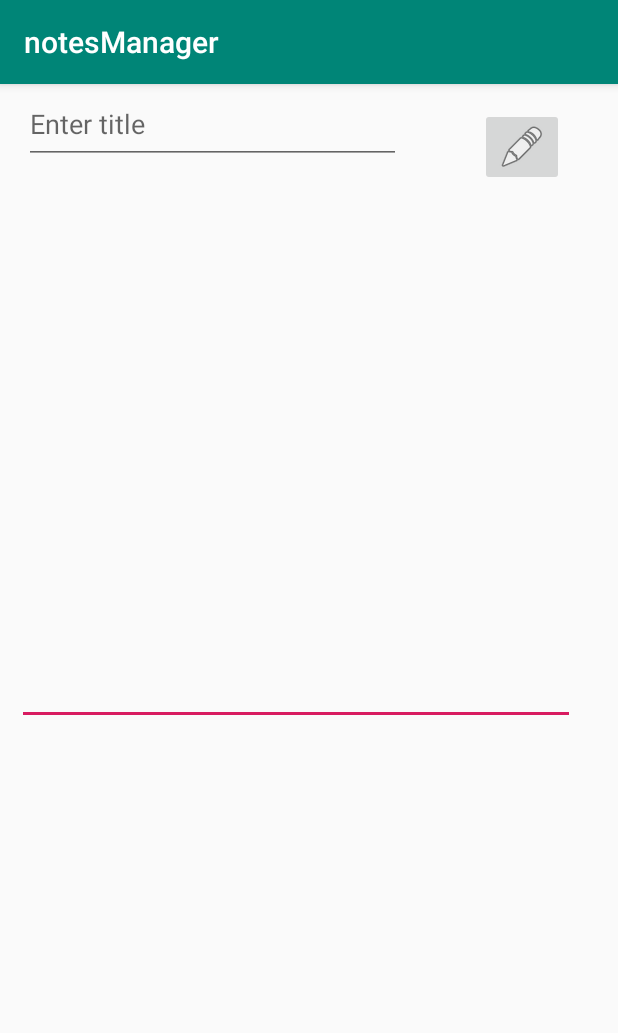
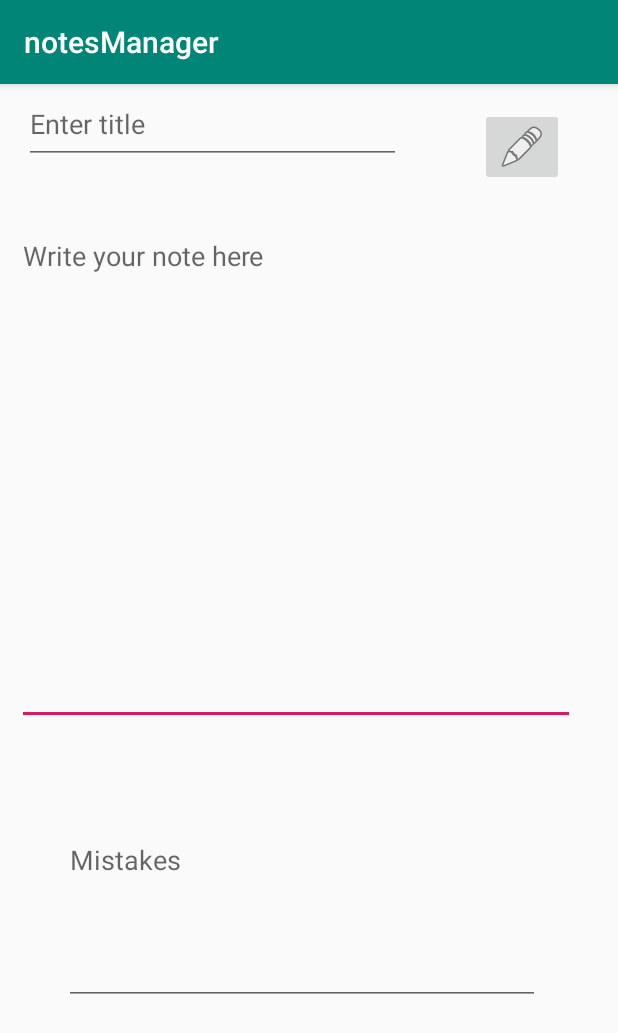
Before and after one commit to OASHAH/notesManager, an Android app: the editnote screen opened directly, with no data from a screen before it, on a phone screen of 412 x 824 dp. Shown: the top 1033 px of the screen. Run offline under Robolectric (Android 15) with nearby library versions, the phone set to English and light mode, and no system bars.

Commit message:
Fixed spellchecker for add note. TODO: spellchecker for edit note

```diff
--- a/app/src/main/java/com/example/notesmanager/a2.java
+++ b/app/src/main/java/com/example/notesmanager/a2.java
@@ -28,6 +28,7 @@ import java.util.StringTokenizer;
 import java.util.Vector;
 
 
+import static com.example.notesmanager.MainActivity.arrayAdapter;
 import static com.example.notesmanager.MainActivity.arrayList;
 
 
@@ -58,10 +59,6 @@ public class a2 extends AppCompatActivity  {
         dt = "Date: " + sdf.format(new Date());
 
         dictionary = new Vector<String>();
-
-
-
-
         flag = true;
 
         try
@@ -92,7 +89,7 @@ public class a2 extends AppCompatActivity  {
 
         Log.d("***********","****" +dictionary.size());
 
-        /*
+
 
         Thread tk = new Thread(new Runnable() {
             @Override
@@ -153,6 +150,20 @@ public class a2 extends AppCompatActivity  {
                     {
                         e.printStackTrace();
                     }
+                    try
+                    {
+                        runOnUiThread(new Runnable() {
+                            @Override
+                            public void run() {
+                                arrayAdapter.notifyDataSetChanged();
+                                arrayAdapter.notifyDataSetInvalidated();
+                            }
+                        });
+                    }
+                    catch (Exception e)
+                    {
+
+                    }
 
                 }
 
@@ -160,7 +171,7 @@ public class a2 extends AppCompatActivity  {
         });
         tk.start();
 
-         */
+
 
 
 
@@ -172,13 +183,14 @@ public class a2 extends AppCompatActivity  {
         ebtn.setOnClickListener(new View.OnClickListener() {
             @Override
             public void onClick(View v) {
-                flag = false;
+
 
 
 
 
                 if (noteIndex != -1)
                 {
+                    flag = false;
                     Save(title.getText().toString() + noteIndex, des.getText().toString());
                     Save( ""+ noteIndex, dt);
                     Intent intent = new Intent();
@@ -216,7 +228,7 @@ public class a2 extends AppCompatActivity  {
             OutputStreamWriter out = new OutputStreamWriter(openFileOutput(fileName, 0));
             out.write(s);
             out.close();
-            Toast.makeText(this, "Note Saved!", Toast.LENGTH_SHORT).show();
+            //Toast.makeText(this, "Note Saved!", Toast.LENGTH_SHORT).show();
         } catch (Throwable t) {
             Toast.makeText(this, "Exception: " + t.toString(), Toast.LENGTH_LONG).show();
         }
--- a/app/src/main/java/com/example/notesmanager/editnote.java
+++ b/app/src/main/java/com/example/notesmanager/editnote.java
@@ -21,6 +21,7 @@ import java.util.Locale;
 import java.util.StringTokenizer;
 import java.util.Vector;
 
+import static com.example.notesmanager.MainActivity.arrayAdapter;
 import static com.example.notesmanager.MainActivity.arrayList;
 
 public class editnote extends AppCompatActivity {
@@ -32,6 +33,9 @@ public class editnote extends AppCompatActivity {
     ImageButton ebtn1;
     EditText des1;
     String dt;
+    Vector<String> dictionary;
+    EditText mm;
+    static boolean flg;
 
 
     @Override
@@ -42,7 +46,7 @@ public class editnote extends AppCompatActivity {
         title1 = findViewById(R.id.title1);
         ebtn1 = findViewById(R.id.sbutton1);
         des1 = findViewById(R.id.description1);
-        //mm.findViewById(R.id.typos);
+        //mm.findViewById(R.id.mistakes1);
 
         Intent yy = getIntent();
         noteIndex1 = yy.getIntExtra("nii", -1);
@@ -54,12 +58,144 @@ public class editnote extends AppCompatActivity {
         SimpleDateFormat sdf = new SimpleDateFormat("yyyy/MM/dd-HH:mm:ss", Locale.getDefault());
         dt = "Date: " + sdf.format(new Date());
 
+
+
+
+        dictionary = new Vector<String>();
+        flg = true;
+
+
+
+        /*
+
+        try
+        {
+
+            InputStream istream = getResources().openRawResource(R.raw.words);
+            BufferedReader fin = new BufferedReader(new InputStreamReader(istream));
+            Log.d("***********","Code started");
+
+            while (true)
+            {
+                String temp = fin.readLine();
+                if (temp==null)
+                {
+                    break;
+                }
+                dictionary.add(temp);
+
+
+            }
+
+
+        }
+        catch (Exception e)
+        {
+            e.printStackTrace();
+        }
+
+        Log.d("***********","****" +dictionary.size());
+
+
+
+        Thread tkk = new Thread(new Runnable() {
+            @Override
+            public void run() {
+                while (flg)
+                {
+                    // get text from input
+                    String txtInput = des1.getText().toString();
+                    //Lod.d("***", "*******" + st)
+
+
+                    //break int into words
+                    StringTokenizer st = new StringTokenizer(txtInput);
+                    while(st.hasMoreTokens())
+                    {
+                        String word = st.nextToken();
+                        Log.d("****", "word found" + word);
+                        boolean wordfound = false;
+                        for (int i = 0; i < dictionary.size(); i++)
+                        {
+                            if (dictionary.elementAt(i).equals(word))
+                            {
+                                Log.d("****","WOrd Found"+word);
+                                wordfound = true;
+                                break;
+
+                            }
+                        }
+                        if (!wordfound)
+                        {
+                            Log.d("****", "WORD NOT FOUND" + word);
+                            final String myword = word;
+                            runOnUiThread(new Runnable() {
+                                @Override
+                                public void run() {
+                                    mm.setText(mm.getText().toString() + "\n" + myword);
+
+                                }
+                            });
+                        }
+
+                    }
+                    //compare words into dictionary
+                    //words not found added to mistakes
+                    //sleep for 5 seconds
+                    try
+                    {
+                        Thread.sleep(3000);
+                        runOnUiThread(new Runnable() {
+                            @Override
+                            public void run() {
+                                mm.setText("");
+                            }
+                        });
+
+                    }
+                    catch (InterruptedException e)
+                    {
+                        e.printStackTrace();
+                    }
+                    try
+                    {
+                        runOnUiThread(new Runnable() {
+                            @Override
+                            public void run() {
+                                arrayAdapter.notifyDataSetChanged();
+                                arrayAdapter.notifyDataSetInvalidated();
+                            }
+                        });
+                    }
+                    catch (Exception e)
+                    {
+
+                    }
+
+                }
+
+            }
+        });
+        tkk.start();
+        */
+
+
+
+
+
+
+
+
+
+
+
+
         ebtn1.setOnClickListener(new View.OnClickListener() {
 
             @Override
             public void onClick(View v) {
 
-
+                    flg = false;
                     Save(noteIndex1 + "", dt);
                     Save(title1.getText().toString() + noteIndex1, des1.getText().toString());
                     arrayList.set(noteIndex1, tvv);
@@ -70,6 +206,15 @@ public class editnote extends AppCompatActivity {
             }
         });
     } //onCreate
+
+
+
+
+
+
+
+
+
 
 
     public void Save(String fileName, String s) {
--- a/app/src/main/res/layout/activity_a2.xml
+++ b/app/src/main/res/layout/activity_a2.xml
@@ -26,6 +26,7 @@
         android:layout_marginTop="96dp"
         android:ems="10"
         android:gravity="start|top"
+        android:hint="Write your note here"
         android:inputType="textMultiLine"
         app:layout_constraintEnd_toEndOf="parent"
         app:layout_constraintHorizontal_bias="0.41"
--- a/app/src/main/res/layout/activity_editnote.xml
+++ b/app/src/main/res/layout/activity_editnote.xml
@@ -28,6 +28,7 @@
         android:layout_marginTop="92dp"
         android:ems="10"
         android:gravity="start|top"
+        android:hint="Write your note here"
         android:inputType="textMultiLine"
         app:layout_constraintEnd_toEndOf="parent"
         app:layout_constraintHorizontal_bias="0.29"
@@ -48,4 +49,20 @@
         app:layout_constraintTop_toTopOf="parent"
         app:layout_constraintVertical_bias="0.29" />
 
+    <EditText
+        android:id="@+id/mistakes1"
+        android:layout_width="317dp"
+        android:layout_height="119dp"
+        android:ems="10"
+        android:gravity="start|top"
+        android:hint="Mistakes"
+        android:inputType="textMultiLine"
+        app:layout_constraintBottom_toBottomOf="parent"
+        app:layout_constraintEnd_toEndOf="parent"
+        app:layout_constraintHorizontal_bias="0.452"
+        app:layout_constraintStart_toStartOf="parent"
+        app:layout_constraintTop_toBottomOf="@+id/description1"
+        app:layout_constraintVertical_bias="0.304" />
+        />
+
 </androidx.constraintlayout.widget.ConstraintLayout>
```
